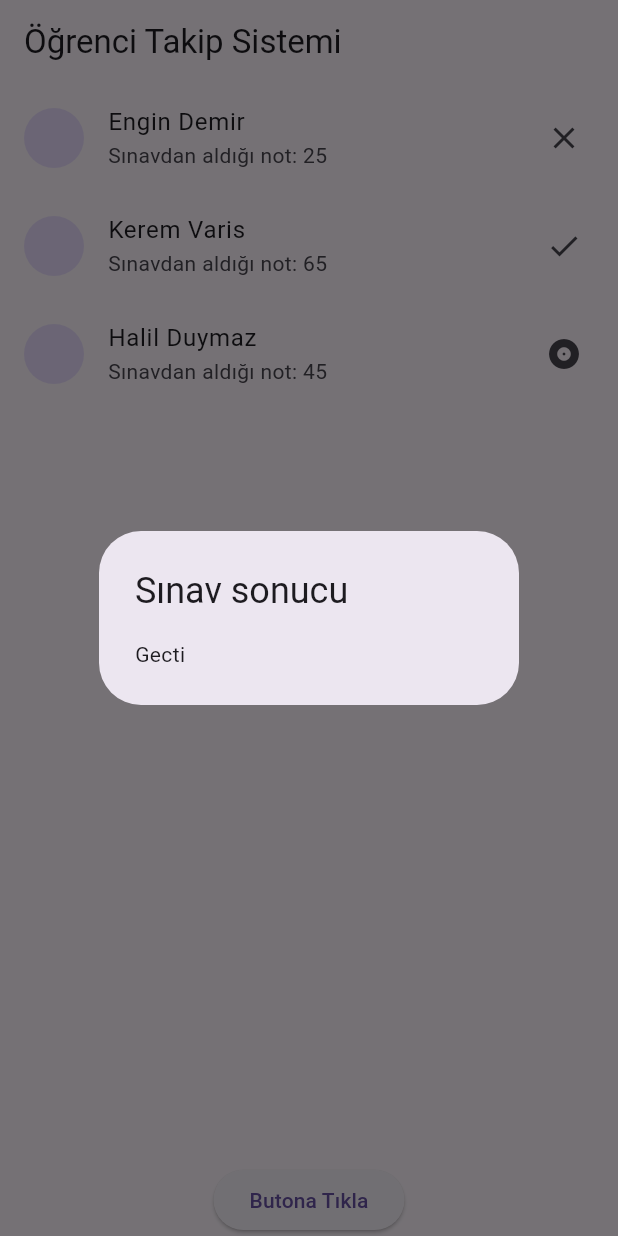
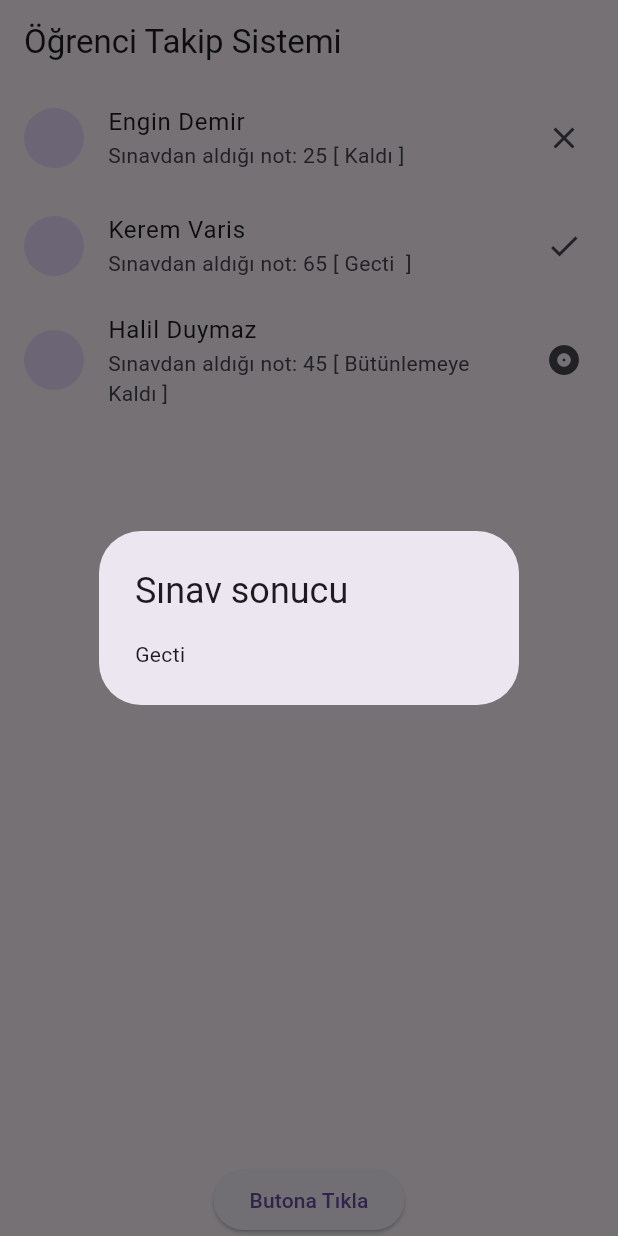
Before and after one commit to SuleymanOrhanYagmur/flutterLearn, a Flutter app: the screen it shows after launch, after a tap on "Butona Tıkla", on a phone screen of 412 x 824 dp. Run offline on Flutter 3.47's test engine with Material 3 defaults, Android fonts, the phone set to English and light mode, and no system bars; network calls fail.

Commit message:
model kısmındaki student.dart koduna getter setter eklendi geçti kaldı bütünlemeye kaldı kısımları notlarına göre özelleştirme yapıldı

```diff
--- a/widgetMimarisi/deneme/lib/main.dart
+++ b/widgetMimarisi/deneme/lib/main.dart
@@ -73,7 +73,7 @@ class MyApp extends StatelessWidget{
               leading: CircleAvatar( // en başa ekleme yapıyor
                 backgroundImage: NetworkImage("https://cdn.pixabay.com/photo/2016/09/07/11/37/sunset-1651426_1440_2560.jpg"),),
               title: Text(student1[index].firstName+ " "+ student1[index].lastName), // Başlık
-              subtitle: Text("Sınavdan aldığı not: " + student1[index].grade.toString()),
+              subtitle: Text("Sınavdan aldığı not: " + student1[index].grade.toString() + " [ " + student1[index].getStatus + " ]"),
               trailing: buildStatusIcon(student1[index].grade), // Bu satırın en sonuna ekleme yapıyor
               onTap: (){
                 print(student1[index].firstName+ " "+ student1[index].lastName);// ekranda tıkladığı anda debugconsole bildirim düşüyor
--- a/widgetMimarisi/deneme/lib/models/student.dart
+++ b/widgetMimarisi/deneme/lib/models/student.dart
@@ -2,14 +2,41 @@ class Student{
   late String firstName;
   late String lastName;
   late int grade;
-  late String status;
-
+  late String _status;// burada sadece getter methodu göstercek sadece okuruz çünkü grade bağlı olduğu için set etmemiz gerekmiyor
+  // get okumak öğrencinin first değerini okumak almak okumak
+  // set yazmak anlamına geliyor
   Student(String firstName, String lastName, int grade) {
     this.firstName = firstName;
     this.lastName = lastName;
     this.grade = grade;
-    this.status = "Geçti";
 
+
+
+  }
+  String get getFirstName {
+
+    return "OGR - " + this.firstName;
+  }
+
+  void setFirstName(String value) {
+
+    this.firstName = value;
+
+  }
+
+  String get getStatus {
+                 String message = "";
+              if(this.grade>= 50) {
+                message = "Gecti ";
+              }
+              else if(this.grade >=40) {
+                message = "Bütünlemeye Kaldı";
+              }
+              else  {
+                message= "Kaldı";
+              }
+
+    return message;
 
   }
 
```
